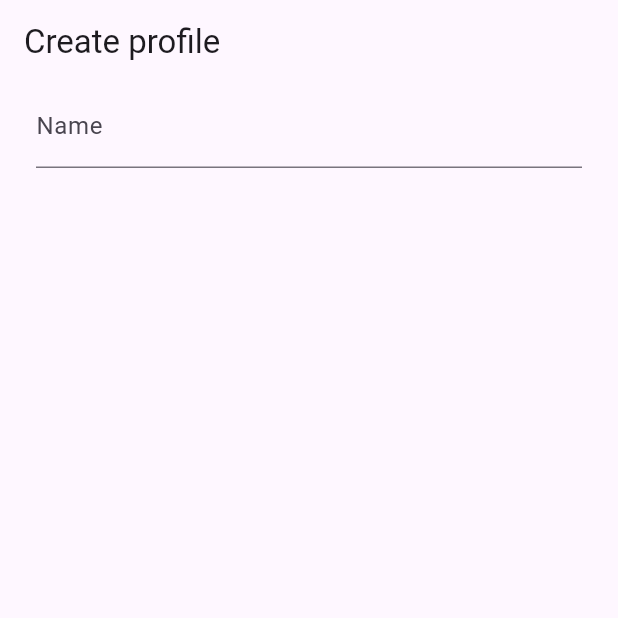
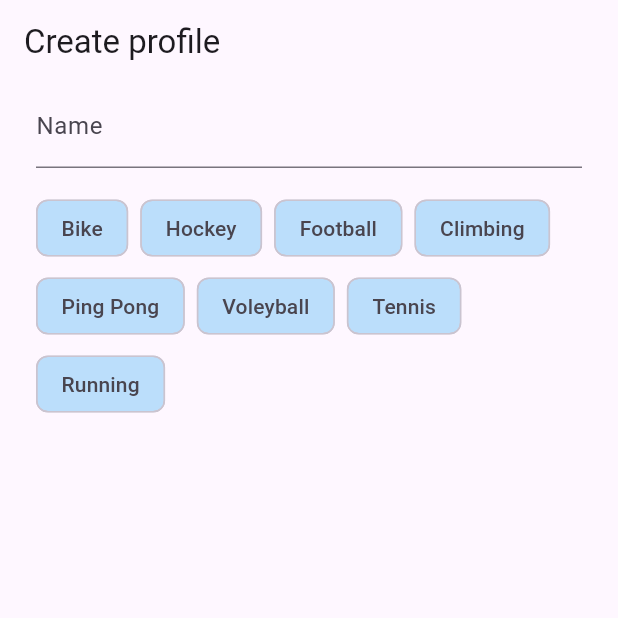
Before and after one commit to aurochs108/sport_matcher, a Flutter app: the CreateProfileScreen screen opened directly, on a phone screen of 412 x 824 dp, the top half of it. Run offline on Flutter 3.47's test engine with Material 3 defaults, Android fonts, the phone set to English and light mode, and no system bars; missing offline and left inert: dart:ffi.

Commit message:
added spacing to app theme

```diff
--- a/lib/ui/authentication/email_authentication/email_authentication_screen.dart
+++ b/lib/ui/authentication/email_authentication/email_authentication_screen.dart
@@ -48,15 +48,13 @@ class _EmailAuthenticationScreenState extends State<EmailAuthenticationScreen> {
           children: [
             Expanded(
               child: Column(
+                spacing: AppTheme.columnSpacingMedium,
                 children: [
                   PlainTextField(
                     keyboardType: TextInputType.emailAddress,
                     controller: widget._viewModel.emailTextController,
                     title: "Email",
                     validator: widget._viewModel.emailValidator,
-                  ),
-                  SizedBox(
-                    height: 16,
                   ),
                   PasswordTextField(
                     controller: widget._viewModel.passwordTextController,
--- a/lib/ui/authentication/welcome/widgets/welcome_screen.dart
+++ b/lib/ui/authentication/welcome/widgets/welcome_screen.dart
@@ -25,6 +25,7 @@ class WelcomeScreen extends StatelessWidget {
         body: Padding(
             padding: AppTheme.allPaddings(context),
             child: Column(
+              spacing: AppTheme.columnSpacingSmall,
               children: [
                 Padding(
                   padding: AppTheme.horizontalPadding(),
--- a/lib/ui/core/theme/app_theme.dart
+++ b/lib/ui/core/theme/app_theme.dart
@@ -1,6 +1,9 @@
+import 'dart:ffi';
+
 import 'package:flutter/material.dart';
 
 class AppTheme {
+  // Paddings
   static const _horizontalPadding = 24.0;
   static const _verticalPadding = 24.0;
 
@@ -9,7 +12,7 @@ class AppTheme {
   }
 
   static EdgeInsets allPaddings(BuildContext context) {
-    final safeArea = safeAreaPadding(context);
+    final safeArea = _safeAreaPadding(context);
     return EdgeInsets.only(
       top: safeArea.top + _verticalPadding,
       bottom: safeArea.bottom + _verticalPadding,
@@ -18,7 +21,12 @@ class AppTheme {
     );
   }
 
-  static EdgeInsets safeAreaPadding(BuildContext context) {
+  static EdgeInsets _safeAreaPadding(BuildContext context) {
     return MediaQuery.of(context).padding;
   }
+
+  // Spacers
+
+  static const double columnSpacingSmall = 8.0;
+  static const double columnSpacingMedium = 16.0;
 }
--- /dev/null
+++ b/lib/ui/core/ui/collections/chips_screen_view.dart
@@ -0,0 +1,23 @@
+import 'package:flutter/material.dart';
+
+class ChipsCollectionView extends StatelessWidget {
+ final List<String> items;
+
+  const ChipsCollectionView({super.key, required this.items});
+
+  @override
+  Widget build(BuildContext context) {
+    return Scaffold(
+      body: Wrap(
+          spacing: 8.0,
+          runSpacing: 4.0,
+          children: items.map((item) {
+            return Chip(
+              label: Text(item),
+              backgroundColor: Colors.blue.shade100,
+            );
+          }).toList(),
+        ),
+      );
+  }
+}
--- a/lib/ui/create_profile/widgets/create_profile_screen.dart
+++ b/lib/ui/create_profile/widgets/create_profile_screen.dart
@@ -1,5 +1,6 @@
 import 'package:flutter/material.dart';
 import 'package:sport_matcher/ui/core/theme/app_theme.dart';
+import 'package:sport_matcher/ui/core/ui/collections/chips_screen_view.dart';
 import 'package:sport_matcher/ui/core/ui/text_fields/plain_text_field.dart';
 import 'package:sport_matcher/ui/create_profile/widgets/create_profile_screen_model.dart';
 
@@ -27,6 +28,7 @@ class _CreateProfileScreenState extends State<CreateProfileScreen> {
         body: Padding(
           padding: AppTheme.horizontalPadding(),
           child: Column(
+            spacing: AppTheme.columnSpacingMedium,
             children: [
               PlainTextField(
                 keyboardType: TextInputType.emailAddress,
@@ -34,6 +36,18 @@ class _CreateProfileScreenState extends State<CreateProfileScreen> {
                 title: "Name",
                 validator: widget._viewModel.nameValidator,
               ),
+              Expanded(
+                child: ChipsCollectionView(items: [
+                  "Bike",
+                  "Hockey",
+                  "Football",
+                  "Climbing",
+                  "Ping Pong",
+                  "Voleyball",
+                  "Tennis",
+                  "Running"
+                ]),
+              )
             ],
           ),
         ),
```
